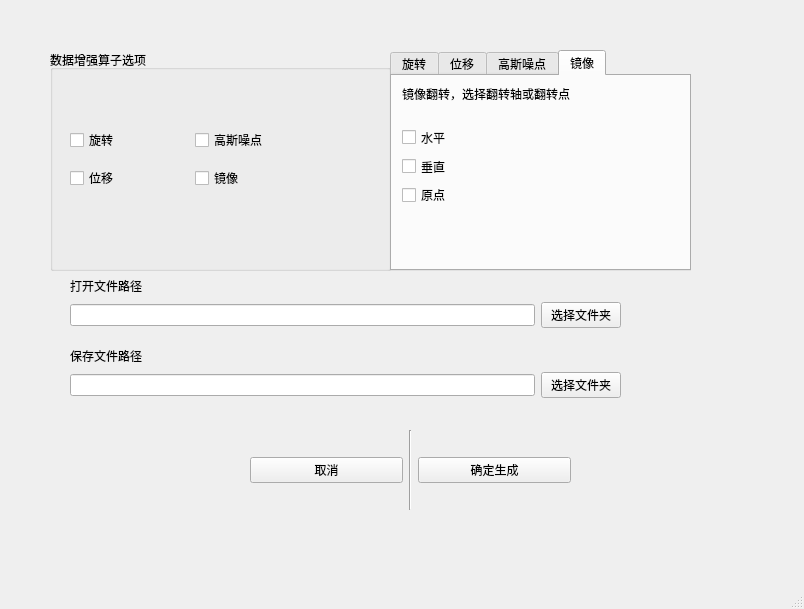
Qt form Window.ui (Meroke/DataEnhancementTool) before a commit.
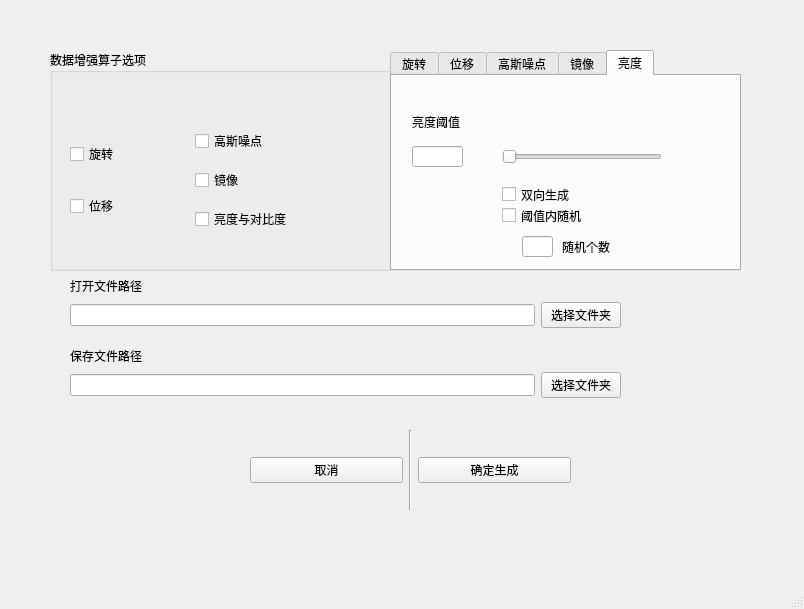
The same form after that commit. The open tabs and pages were chosen to show the change.

Commit message: add operator Bright

```diff
--- a/Window.ui
+++ b/Window.ui
@@ -23,16 +23,25 @@
       <height>221</height>
      </rect>
     </property>
+    <property name="font">
+     <font>
+      <family>Adobe Arabic</family>
+      <pointsize>9</pointsize>
+     </font>
+    </property>
     <property name="title">
      <string>数据增强算子选项</string>
     </property>
+    <property name="flat">
+     <bool>false</bool>
+    </property>
     <widget class="QWidget" name="horizontalLayoutWidget">
      <property name="geometry">
       <rect>
        <x>20</x>
        <y>70</y>
        <width>243</width>
-       <height>80</height>
+       <height>121</height>
       </rect>
      </property>
      <layout class="QHBoxLayout" name="horizontalLayout">
@@ -70,6 +79,13 @@
           </property>
          </widget>
         </item>
+        <item>
+         <widget class="QCheckBox" name="BrightBtn">
+          <property name="text">
+           <string>亮度与对比度</string>
+          </property>
+         </widget>
+        </item>
        </layout>
       </item>
      </layout>
@@ -80,7 +96,7 @@
      <rect>
       <x>390</x>
       <y>50</y>
-      <width>301</width>
+      <width>351</width>
       <height>221</height>
      </rect>
     </property>
@@ -345,7 +361,7 @@
         <x>10</x>
         <y>10</y>
         <width>231</width>
-        <height>16</height>
+        <height>31</height>
        </rect>
       </property>
       <property name="text">
@@ -353,6 +369,96 @@
       </property>
      </widget>
     </widget>
+    <widget class="QWidget" name="tab">
+     <attribute name="title">
+      <string>亮度</string>
+     </attribute>
+     <widget class="QSlider" name="BrightRateSlider">
+      <property name="geometry">
+       <rect>
+        <x>110</x>
+        <y>70</y>
+        <width>160</width>
+        <height>22</height>
+       </rect>
+      </property>
+      <property name="orientation">
+       <enum>Qt::Horizontal</enum>
+      </property>
+     </widget>
+     <widget class="QLineEdit" name="BrightRateText">
+      <property name="geometry">
+       <rect>
+        <x>20</x>
+        <y>70</y>
+        <width>51</width>
+        <height>21</height>
+       </rect>
+      </property>
+     </widget>
+     <widget class="QLabel" name="label_21">
+      <property name="geometry">
+       <rect>
+        <x>20</x>
+        <y>35</y>
+        <width>111</width>
+        <height>21</height>
+       </rect>
+      </property>
+      <property name="text">
+       <string>亮度阈值</string>
+      </property>
+     </widget>
+     <widget class="QCheckBox" name="BrightTwoWayBtn">
+      <property name="geometry">
+       <rect>
+        <x>110</x>
+        <y>108</y>
+        <width>91</width>
+        <height>21</height>
+       </rect>
+      </property>
+      <property name="text">
+       <string>双向生成</string>
+      </property>
+     </widget>
+     <widget class="QCheckBox" name="BrightRandomBtn">
+      <property name="geometry">
+       <rect>
+        <x>110</x>
+        <y>129</y>
+        <width>121</width>
+        <height>21</height>
+       </rect>
+      </property>
+      <property name="text">
+       <string>阈值内随机</string>
+      </property>
+     </widget>
+     <widget class="QLineEdit" name="BrightRandomNumLine">
+      <property name="geometry">
+       <rect>
+        <x>130</x>
+        <y>160</y>
+        <width>31</width>
+        <height>21</height>
+       </rect>
+      </property>
+     </widget>
+     <widget class="QLabel" name="label_20">
+      <property name="geometry">
+       <rect>
+        <x>170</x>
+        <y>160</y>
+        <width>72</width>
+        <height>21</height>
+       </rect>
+      </property>
+      <property name="text">
+       <string>随机个数</string>
+      </property>
+     </widget>
+    </widget>
    </widget>
    <widget class="QWidget" name="horizontalLayoutWidget_2">
     <property name="geometry">
```
Left out of the diff: 73 changed lines with no effect on the pictures. The commit also changes 3 other files.
